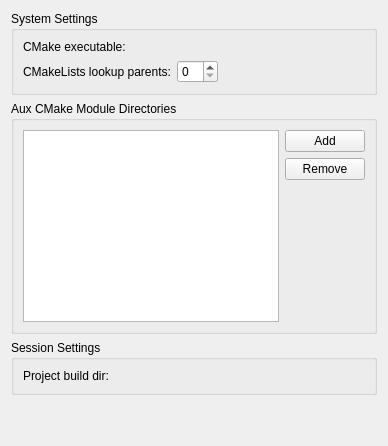
Above: addons/kate/pate/src/plugins/cmake_utils/cmake_utils_settings.ui from KDE/kate before the change. Below: the same form after it.
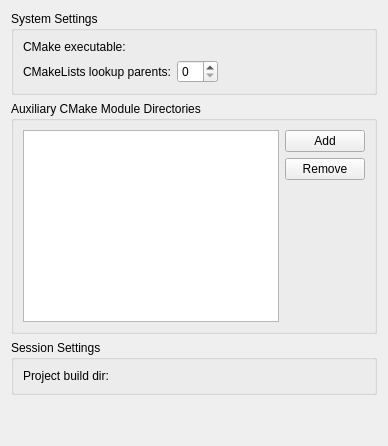
That is the form after the change. Custom widgets are drawn as their Qt base class.

The edit to the form file:
```diff
--- a/addons/kate/pate/src/plugins/cmake_utils/cmake_utils_settings.ui
+++ b/addons/kate/pate/src/plugins/cmake_utils/cmake_utils_settings.ui
@@ -58,7 +58,7 @@
    <item>
     <widget class="QGroupBox" name="groupBox">
      <property name="title">
-      <string>Aux CMake Module Directories</string>
+      <string>Auxiliary CMake Module Directories</string>
      </property>
      <layout class="QHBoxLayout" name="horizontalLayout">
       <item>
```
Left out of the diff: 6 changed lines with no effect on the pictures.
